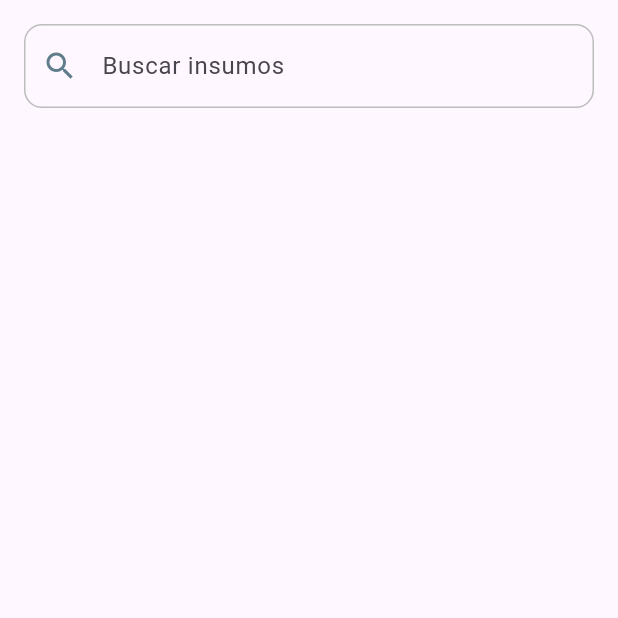
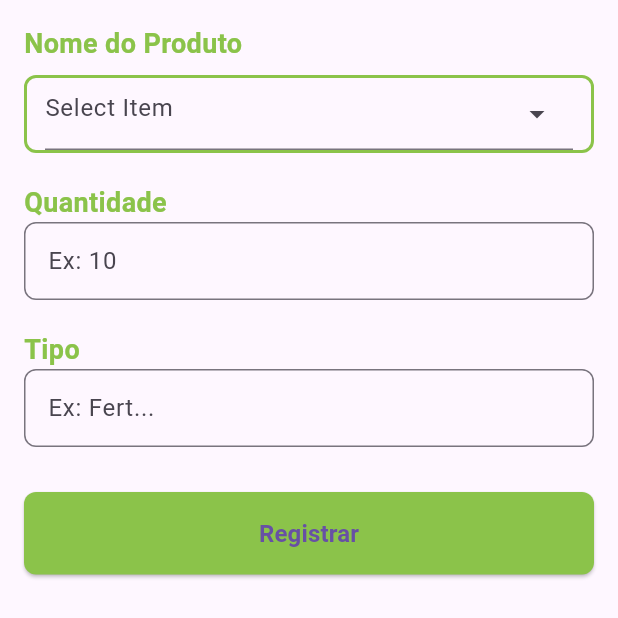
Before and after one commit to VictorKlitzke/Aplicativo-Estoque, a Flutter app: the MovimentacoesPage screen opened directly, on a phone screen of 412 x 824 dp, the top half of it. Run offline on Flutter 3.47's test engine with Material 3 defaults, Android fonts, the phone set to English and light mode, and no system bars; drawn by our look-alikes of dropdown_textfield; our stand-ins replace cookie_jar, dio, dio_cookie_manager, flutter_local_notifications; network calls fail.

```diff
--- a/frontend/lib/data/pages/movimentacoes_page.dart
+++ b/frontend/lib/data/pages/movimentacoes_page.dart
@@ -1,5 +1,5 @@
-import 'package:dropdown_button2/dropdown_button2.dart';
 import 'package:flutter/material.dart';
+import 'package:dropdown_textfield/dropdown_textfield.dart';
 import 'package:frontend/data/services/api_services.dart';
 
 class MovimentacoesPage extends StatefulWidget {
@@ -9,11 +9,17 @@ class MovimentacoesPage extends StatefulWidget {
 
 class _MovimentacoesPageState extends State<MovimentacoesPage> {
   final GetServices getServices = GetServices();
+  final PostServices postServices = PostServices();
+
   bool isLoading = false;
+
   List<Map<String, dynamic>> getInsumo = [];
   List<Map<String, dynamic>> filteredInsumo = [];
-  String? selectedValue;
+
+  SingleValueDropDownController _controller = SingleValueDropDownController();
   final TextEditingController searchController = TextEditingController();
+  final TextEditingController controllerQuantidade = TextEditingController();
+  final TextEditingController controllerTipo = TextEditingController();
 
   @override
   void initState() {
@@ -36,8 +42,7 @@ class _MovimentacoesPageState extends State<MovimentacoesPage> {
             'nome': item['nome'] ?? 'Insumo desconhecido',
           };
         }).toList();
-        filteredInsumo = List.from(
-            getInsumo); // Inicialmente, todos os insumos estão na lista filtrada
+        filteredInsumo = List.from(getInsumo);
       });
     } catch (error) {
       ScaffoldMessenger.of(context).showSnackBar(
@@ -67,133 +72,128 @@ class _MovimentacoesPageState extends State<MovimentacoesPage> {
     }
   }
 
+  void registerMovimentacao(BuildContext context) async {
+    final nomeProduto = _controller.dropDownValue?.value;
+    final quantidade = controllerQuantidade.text;
+    final tipo = controllerTipo.text;
+
+    final data = {
+      'nomeProduto': nomeProduto,
+      'quantidade': quantidade,
+      'tipo': tipo,
+    };
+
+    if (data.isEmpty || quantidade.isEmpty) {
+      ScaffoldMessenger.of(context).showSnackBar(
+        const SnackBar(
+          content: Text('Por favor, preencha todos os campos.'),
+          backgroundColor: Colors.redAccent,
+        ),
+      );
+      return;
+    }
+
+    setState(() {
+      isLoading = true;
+    });
+
+    try {
+      bool success = await postServices.RegisterMovimentacoes(data);
+
+      if (success) {
+        ScaffoldMessenger.of(context).showSnackBar(
+          const SnackBar(
+              content: Text('Insumos registrado com sucesso!'),
+              backgroundColor: Colors.lightGreen),
+        );
+        _controller.clearDropDown();
+        controllerQuantidade.clear();
+        controllerTipo.clear();
+      } else {
+        ScaffoldMessenger.of(context).showSnackBar(
+          const SnackBar(
+            content: Text('Erro ao registrar movimentações'),
+            backgroundColor: Colors.red,
+          ),
+        );
+        return;
+      }
+    } catch (error) {
+      print('Erro ao registrar movimentação $error');
+    }
+    setState(() {
+      isLoading = false;
+    });
+  }
+
   @override
   Widget build(BuildContext context) {
     return Scaffold(
       body: Padding(
         padding: const EdgeInsets.all(16.0),
-        child: isLoading
-            ? const Center(child: CircularProgressIndicator())
-            : Column(
+        child: Column(
+          crossAxisAlignment: CrossAxisAlignment.start,
           children: [
-                  TextField(
-                    controller: searchController,
-                    decoration: InputDecoration(
-                      labelText: 'Buscar insumos',
-                      prefixIcon:
-                          const Icon(Icons.search, color: Colors.blueGrey),
-                      border: OutlineInputBorder(
-                        borderRadius: BorderRadius.circular(12),
-                        borderSide: BorderSide(color: Colors.grey.shade400),
-                      ),
-                      focusedBorder: OutlineInputBorder(
-                        borderRadius: BorderRadius.circular(12),
-                        borderSide: BorderSide(color: Colors.blue.shade600),
-                      ),
-                      enabledBorder: OutlineInputBorder(
-                        borderRadius: BorderRadius.circular(12),
-                        borderSide: BorderSide(color: Colors.grey.shade400),
+            _buildLabel('Nome do Produto'),
+            SizedBox(height: 8),
+            Container(
+              padding: EdgeInsets.symmetric(horizontal: 12),
+              decoration: BoxDecoration(
+                borderRadius: BorderRadius.circular(8),
+                border: Border.all(
+                  color: Colors.lightGreen,
+                  width: 2,
                 ),
               ),
-                    onChanged: filterSearchResults,
-                  ),
-                  const SizedBox(height: 16),
-                  if (filteredInsumo.isNotEmpty)
-                    DropdownButtonHideUnderline(
-                      child: DropdownButton2<String>(
-                        isExpanded: true,
-                        hint: const Row(
-                          children: [
-                            Icon(
-                              Icons.list,
-                              size: 16,
-                              color: Colors.blueGrey,
-                            ),
-                            SizedBox(width: 4),
-                            Expanded(
-                              child: Text(
-                                'Selecione um item',
-                                style: TextStyle(
-                                  fontSize: 14,
-                                  fontWeight: FontWeight.bold,
-                                  color: Colors.blueGrey,
-                                ),
-                                overflow: TextOverflow.ellipsis,
+              child: DropDownTextField(
+                controller: _controller,
+                enableSearch: true,
+                dropDownItemCount: 6,
+                validator: (value) {
+                  if (value == null) {
+                    return "Campo obrigatório";
+                  }
+                  return null;
+                },
+                dropDownList: filteredInsumo.map((item) {
+                  return DropDownValueModel(
+                    name: item['nome'],
+                    value: item['id'].toString(),
+                  );
+                }).toList(),
+                onChanged: (val) {
+                  print(val.value);
+                },
               ),
             ),
-                          ],
-                        ),
-                        items: filteredInsumo
-                            .map((item) => DropdownMenuItem<String>(
-                                  value: item['nome'],
-                                  child: Text(
-                                    item['nome'] ?? 'Insumo desconhecido',
-                                    style: const TextStyle(
-                                      fontSize: 14,
-                                      fontWeight: FontWeight.bold,
-                                      color: Colors.black,
-                                    ),
-                                    overflow: TextOverflow.ellipsis,
-                                  ),
-                                ))
-                            .toList(),
-                        value: selectedValue,
-                        onChanged: (String? value) {
-                          setState(() {
-                            selectedValue = value;
-                          });
-                        },
-                        buttonStyleData: ButtonStyleData(
-                          height: 50,
+            if (isLoading) Center(child: CircularProgressIndicator()),
+            SizedBox(height: 20),
+            _buildLabel('Quantidade'),
+            _buildTextField(
+                controller: controllerQuantidade,
+                hint: 'Ex: 10',
+                inputType: TextInputType.number),
+            SizedBox(height: 20),
+            _buildLabel('Tipo'),
+            _buildTextField(
+                controller: controllerTipo,
+                hint: 'Ex: Fert...',
+                inputType: TextInputType.text),
+            const SizedBox(height: 30),
+            SizedBox(
               width: double.infinity,
-                          padding: const EdgeInsets.symmetric(horizontal: 14),
-                          decoration: BoxDecoration(
-                            borderRadius: BorderRadius.circular(14),
-                            border: Border.all(
-                              color: Colors.grey.shade400,
-                            ),
-                            color: Colors.white,
-                          ),
-                          elevation: 2,
-                        ),
-                        iconStyleData: const IconStyleData(
-                          icon: Icon(Icons.arrow_forward_ios_outlined),
-                          iconSize: 14,
-                          iconEnabledColor: Colors.blueGrey,
-                          iconDisabledColor: Colors.grey,
-                        ),
-                        dropdownStyleData: DropdownStyleData(
-                          maxHeight: 200,
-                          width: double.infinity,
-                          decoration: BoxDecoration(
-                            borderRadius: BorderRadius.circular(14),
-                            color: Colors.white,
-                            border: Border.all(
-                              color: Colors.grey.shade400,
+              child: ElevatedButton(
+                onPressed: () => registerMovimentacao(context),
+                style: ElevatedButton.styleFrom(
+                  backgroundColor: Colors.lightGreen,
+                  padding: const EdgeInsets.symmetric(vertical: 16),
+                  shape: RoundedRectangleBorder(
+                    borderRadius: BorderRadius.circular(8),
                   ),
                 ),
-                          offset: const Offset(-20, 0),
-                          scrollbarTheme: ScrollbarThemeData(
-                            radius: const Radius.circular(40),
-                            thickness: MaterialStateProperty.all(6),
-                            thumbVisibility: MaterialStateProperty.all(true),
-                          ),
-                        ),
-                        menuItemStyleData: const MenuItemStyleData(
-                          height: 40,
-                          padding: EdgeInsets.symmetric(horizontal: 14),
-                        ),
-                      ),
-                    ),
-                  if (selectedValue != null && selectedValue!.isNotEmpty)
-                    Padding(
-                      padding: const EdgeInsets.only(top: 16),
-                      child: Text(
-                        'Você selecionou: $selectedValue',
-                        style: TextStyle(
-                          fontSize: 16,
-                          fontWeight: FontWeight.bold,
-                          color: Colors.blueGrey,
+                child: const Text(
+                  'Registrar',
+                  style: TextStyle(fontSize: 16, fontWeight: FontWeight.bold),
                 ),
               ),
             ),
@@ -202,4 +202,38 @@ class _MovimentacoesPageState extends State<MovimentacoesPage> {
       ),
     );
   }
+
+  Widget _buildLabel(String text) {
+    return Text(
+      text,
+      style: TextStyle(
+        fontSize: 18,
+        fontWeight: FontWeight.bold,
+        color: Colors.lightGreen,
+      ),
+    );
   }
+
+  Widget _buildTextField({
+    required TextEditingController controller,
+    required String hint,
+    TextInputType inputType = TextInputType.text,
+  }) {
+    return TextField(
+      controller: controller,
+      keyboardType: inputType,
+      decoration: InputDecoration(
+        hintText: hint,
+        contentPadding:
+            const EdgeInsets.symmetric(vertical: 14, horizontal: 12),
+        border: OutlineInputBorder(
+          borderRadius: BorderRadius.circular(8),
+        ),
+        focusedBorder: OutlineInputBorder(
+          borderSide: const BorderSide(color: Colors.lightGreen, width: 2),
+          borderRadius: BorderRadius.circular(8),
+        ),
+      ),
+    );
+  }
+}
--- a/frontend/lib/data/services/api_services.dart
+++ b/frontend/lib/data/services/api_services.dart
@@ -4,6 +4,20 @@ class PostServices {
   Future<bool> RegisterInsumos(data) async {
     try {
       final response = await dio.post('registerinsumos', data: {'data': data});
+
+      if (response.statusCode == 201) {
+        return true;
+      } else {
+        return false;
+      }
+    } catch (error) {
+      return false;
+    }
+  }
+
+  Future<bool> RegisterMovimentacoes(data) async {
+    try {
+      final response = await dio.post('registermovimentacoes', data: {'data': data});
 
       if (response.statusCode == 201) {
         return true;
--- a/frontend/pubspec.yaml
+++ b/frontend/pubspec.yaml
@@ -16,6 +16,7 @@ dependencies:
   intl: ^0.20.1
   flutter_local_notifications: ^18.0.1
   dropdown_button2: ^2.3.9
+  dropdown_textfield: ^1.2.0
 
 dev_dependencies:
   flutter_test:
```
Also changed, not shown: frontend/pubspec.lock, 1 other file. Lines whose indentation alone changed are shown as unchanged.
